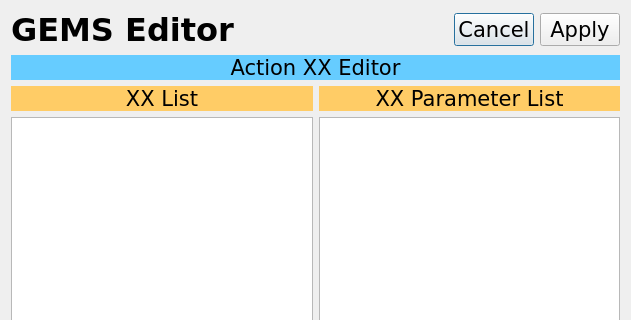
Before: the Qt Designer form gemsedit/gui/param_select_dlg.ui in travisseymour/GEMSedit, drawn with Qt 5; both pictures show x 0 to 631 and y 0 to 320 of the 631 by 589 pixel window.
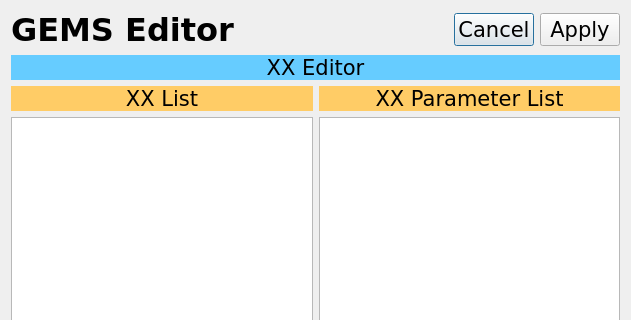
After: the same form once the commit is applied. Icons and pictures are not drawn.

Commit message: fixed text in action editor

Diff of the .ui file:
```diff
--- a/gemsedit/gui/param_select_dlg.ui
+++ b/gemsedit/gui/param_select_dlg.ui
@@ -252,7 +252,7 @@
         <string notr="true">background-color: rgb(102, 204, 255)</string>
        </property>
        <property name="text">
-        <string>Action XX Editor</string>
+        <string>XX Editor</string>
        </property>
        <property name="alignment">
         <set>Qt::AlignCenter</set>
```
The commit also changes 2 other files.
